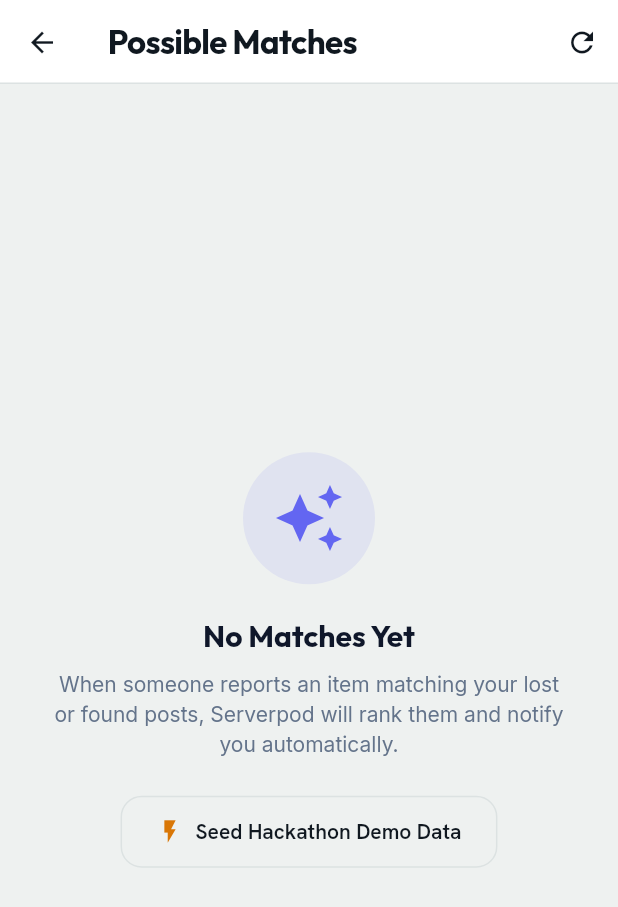
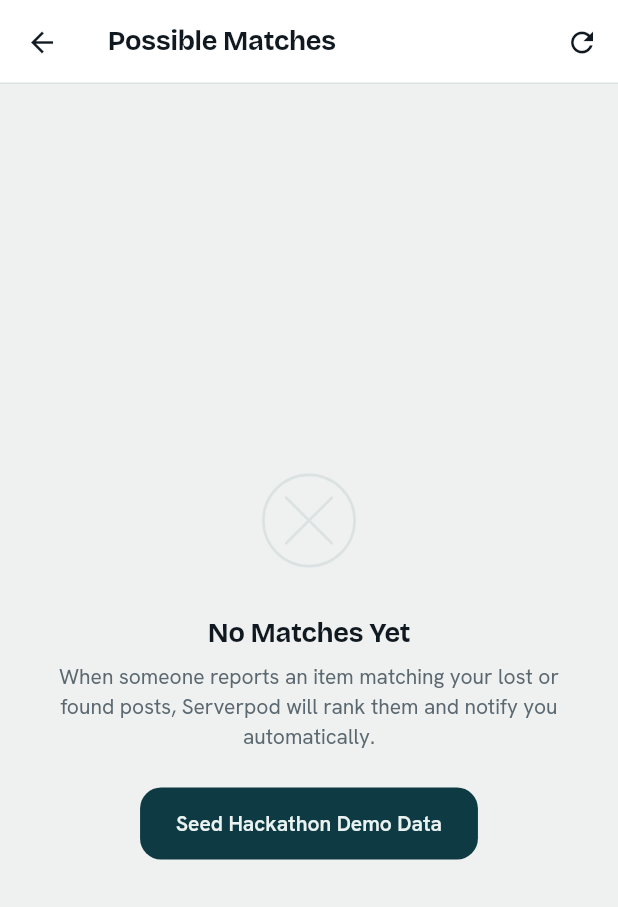
Before and after one commit to ajayg10/foundit, a Flutter app: the MatchesScreen screen opened directly, on a phone screen of 412 x 824 dp. Shown: the top 907 px of the screen. Run offline on Flutter 3.47's test engine with Material 3 defaults, Android fonts, the phone set to English and light mode, and no system bars; our stand-ins replace flutter_map, geolocator, google_fonts, image_picker, latlong2; missing offline and left inert: flutter_driver, serverpod, serverpod_auth_core_client, serverpod_auth_core_server, serverpod_auth_idp_client, serverpod_auth_idp_flutter and 4 more; statements that could not run were skipped.

Commit message:
feat(ui): migrate matches screen to new design system

```diff
--- a/found_it_flutter/lib/screens/matches_screen.dart
+++ b/found_it_flutter/lib/screens/matches_screen.dart
@@ -1,7 +1,6 @@
 import 'package:flutter/material.dart';
-import 'package:google_fonts/google_fonts.dart';
 import '../state/app_state.dart';
-import '../theme/app_theme.dart';
+import '../ui/ui.dart';
 import '../widgets/match_card.dart';
 
 class MatchesScreen extends StatelessWidget {
@@ -14,76 +13,37 @@
       builder: (context, _) {
         final matches = AppState.instance.userMatches;
 
-        return Scaffold(
+        final colors = context.colors;
+
+        return AppScaffold(
           appBar: AppBar(
+            backgroundColor: colors.surface,
+            surfaceTintColor: Colors.transparent,
             title: Text(
               'Possible Matches',
-              style: GoogleFonts.outfit(fontWeight: FontWeight.w700),
+              style: AppText.h3(colors.ink),
             ),
             actions: [
               IconButton(
-                icon: const Icon(Icons.refresh),
+                icon: Icon(Icons.refresh, color: colors.ink),
                 tooltip: 'Refresh Matches',
                 onPressed: () => AppState.instance.fetchUserMatches(),
               ),
             ],
           ),
           body: matches.isEmpty
-              ? Center(
-                  child: Padding(
-                    padding: const EdgeInsets.all(32),
-                    child: Column(
-                      mainAxisAlignment: MainAxisAlignment.center,
-                      children: [
-                        Container(
-                          padding: const EdgeInsets.all(20),
-                          decoration: BoxDecoration(
-                            color: AppTheme.matchIndigo.withOpacity(0.10),
-                            shape: BoxShape.circle,
-                          ),
-                          child: const Icon(
-                            Icons.auto_awesome,
-                            size: 48,
-                            color: AppTheme.matchIndigo,
-                          ),
-                        ),
-                        const SizedBox(height: 20),
-                        Text(
-                          'No Matches Yet',
-                          style: GoogleFonts.outfit(
-                            fontSize: 20,
-                            fontWeight: FontWeight.w700,
-                            color: AppTheme.textMain,
-                          ),
-                        ),
-                        const SizedBox(height: 8),
-                        Text(
-                          'When someone reports an item matching your lost or found posts, Serverpod will rank them and notify you automatically.',
-                          textAlign: TextAlign.center,
-                          style: GoogleFonts.inter(
-                            fontSize: 14,
-                            color: AppTheme.textMuted,
-                            height: 1.4,
-                          ),
-                        ),
-                        const SizedBox(height: 24),
-                        OutlinedButton.icon(
-                          onPressed: () => AppState.instance.resetDemoData(),
-                          icon: const Icon(
-                            Icons.flash_on,
-                            size: 18,
-                            color: AppTheme.warningAmber,
-                          ),
-                          label: const Text('Seed Hackathon Demo Data'),
-                        ),
-                      ],
-                    ),
-                  ),
+              ? EmptyState(
+                  title: 'No Matches Yet',
+                  body:
+                      'When someone reports an item matching your lost or found posts, Serverpod will rank them and notify you automatically.',
+                  icon: Icons.auto_awesome,
+                  actionLabel: 'Seed Hackathon Demo Data',
+                  onAction: () => AppState.instance.resetDemoData(),
                 )
               : ListView.separated(
-                  padding: const EdgeInsets.all(16),
+                  padding: const EdgeInsets.all(AppSpacing.s16),
                   itemCount: matches.length,
-                  separatorBuilder: (_, __) => const SizedBox(height: 16),
+                  separatorBuilder: (_, __) => AppSpacing.gap16,
                   itemBuilder: (context, index) {
                     final match = matches[index];
                     return MatchCard(
```
